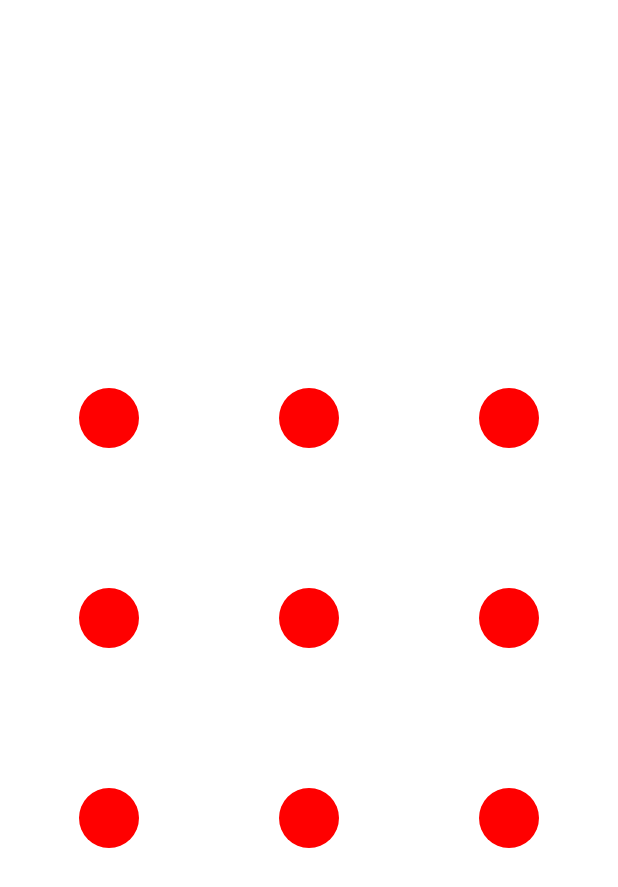
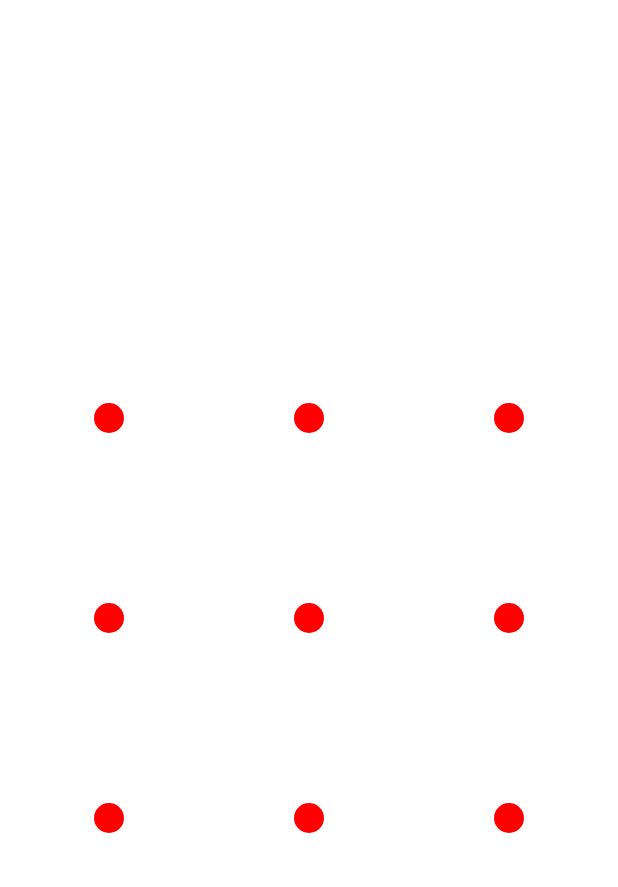
Before and after one commit to squart300kg/PatternLockScreen, an Android app built with Jetpack Compose: the screen it shows after launch (MainActivity), on a phone screen of 412 x 824 dp. Shown: the top 887 px of the screen. Run offline under Robolectric (Android 15) with nearby library versions, the phone set to English and light mode, and no system bars.

Commit message:
lineWidth크기 설정 코드 작성

```diff
--- a/app/src/main/java/com/example/patternscreensampleprojectr/MainActivity.kt
+++ b/app/src/main/java/com/example/patternscreensampleprojectr/MainActivity.kt
@@ -28,7 +28,8 @@ class MainActivity : ComponentActivity() {
                         Spacer(modifier = Modifier.weight(1f))
                         BasePatternScreen(
                             modifier = Modifier.size(400.dp),
-                            dotSize = 20.dp,
+                            dotSize = 10.dp,
+                            lineWidth = 4.dp,
                             lineColor = Color.Cyan,
                             unselectedDotColor = Color.Red,
                             selectedDotColor = Color.Blue,
```
Also changed, not shown: pattern/src/main/java/com/example/pattern/BasePatternScreen.kt (+12 -5 lines).
